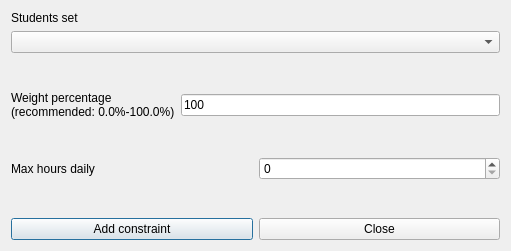
vonmecheln/fet, file fet/src/interface/addconstraintstudentssetmaxhoursdailyform_template.ui: the form before one commit.
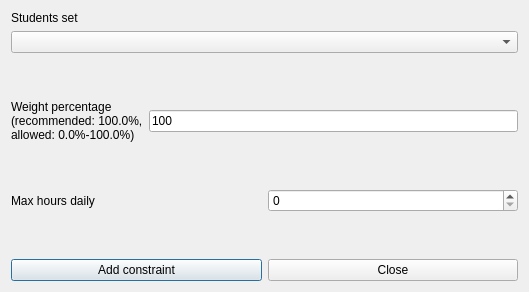
The form after the commit.

```diff
--- a/fet/src/interface/addconstraintstudentssetmaxhoursdailyform_template.ui
+++ b/fet/src/interface/addconstraintstudentssetmaxhoursdailyform_template.ui
@@ -6,8 +6,8 @@
    <rect>
     <x>0</x>
     <y>0</y>
-    <width>511</width>
-    <height>251</height>
+    <width>529</width>
+    <height>292</height>
    </rect>
   </property>
   <property name="windowTitle">
@@ -72,7 +72,8 @@
        </property>
        <property name="text">
         <string>Weight percentage
-(recommended: 0.0%-100.0%)</string>
+(recommended: 100.0%,
+allowed: 0.0%-100.0%)</string>
        </property>
        <property name="wordWrap">
         <bool>false</bool>
```
